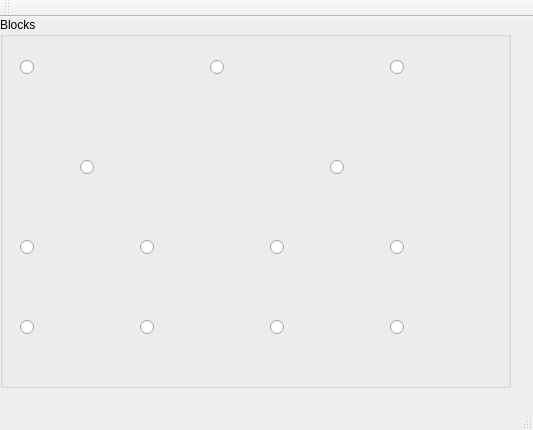
Qt form MapEditor/MapEditor.ui (hardcorych/mapeditor) before a commit.
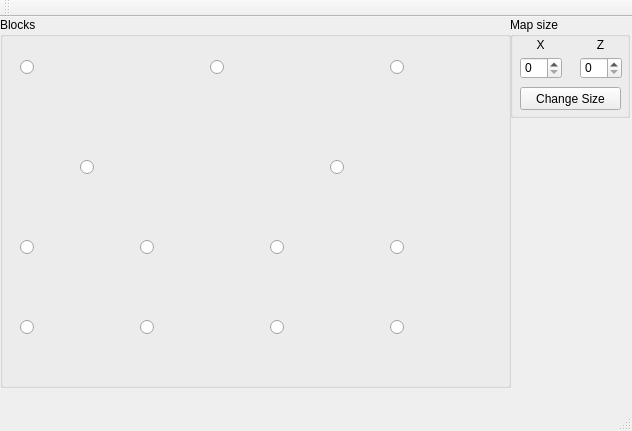
The same form after that commit. Icons and pictures are not drawn.

```diff
--- a/MapEditor/MapEditor.ui
+++ b/MapEditor/MapEditor.ui
@@ -6,8 +6,8 @@
    <rect>
     <x>0</x>
     <y>0</y>
-    <width>533</width>
-    <height>430</height>
+    <width>632</width>
+    <height>431</height>
    </rect>
   </property>
   <property name="windowTitle">
@@ -332,6 +332,84 @@
      </property>
     </widget>
    </widget>
+   <widget class="QGroupBox" name="groupBox_2">
+    <property name="geometry">
+     <rect>
+      <x>510</x>
+      <y>0</y>
+      <width>120</width>
+      <height>101</height>
+     </rect>
+    </property>
+    <property name="title">
+     <string>Map size</string>
+    </property>
+    <widget class="QSpinBox" name="spnBoxSizeX">
+     <property name="geometry">
+      <rect>
+       <x>10</x>
+       <y>40</y>
+       <width>42</width>
+       <height>22</height>
+      </rect>
+     </property>
+    </widget>
+    <widget class="QSpinBox" name="spnBoxSizeZ">
+     <property name="geometry">
+      <rect>
+       <x>70</x>
+       <y>40</y>
+       <width>42</width>
+       <height>22</height>
+      </rect>
+     </property>
+    </widget>
+    <widget class="QLabel" name="labelSizeX">
+     <property name="geometry">
+      <rect>
+       <x>10</x>
+       <y>20</y>
+       <width>41</width>
+       <height>16</height>
+      </rect>
+     </property>
+     <property name="text">
+      <string>X</string>
+     </property>
+     <property name="alignment">
+      <set>Qt::AlignCenter</set>
+     </property>
+    </widget>
+    <widget class="QLabel" name="labelSizeZ">
+     <property name="geometry">
+      <rect>
+       <x>70</x>
+       <y>20</y>
+       <width>41</width>
+       <height>16</height>
+      </rect>
+     </property>
+     <property name="text">
+      <string>Z</string>
+     </property>
+     <property name="alignment">
+      <set>Qt::AlignCenter</set>
+     </property>
+    </widget>
+    <widget class="QPushButton" name="pBtnChangeSize">
+     <property name="geometry">
+      <rect>
+       <x>10</x>
+       <y>70</y>
+       <width>101</width>
+       <height>23</height>
+      </rect>
+     </property>
+     <property name="text">
+      <string>Change Size</string>
+     </property>
+    </widget>
+   </widget>
   </widget>
   <widget class="QMenuBar" name="menuBar">
    <property name="geometry">
```
Left out of the diff: 2 changed lines with no effect on the pictures.
